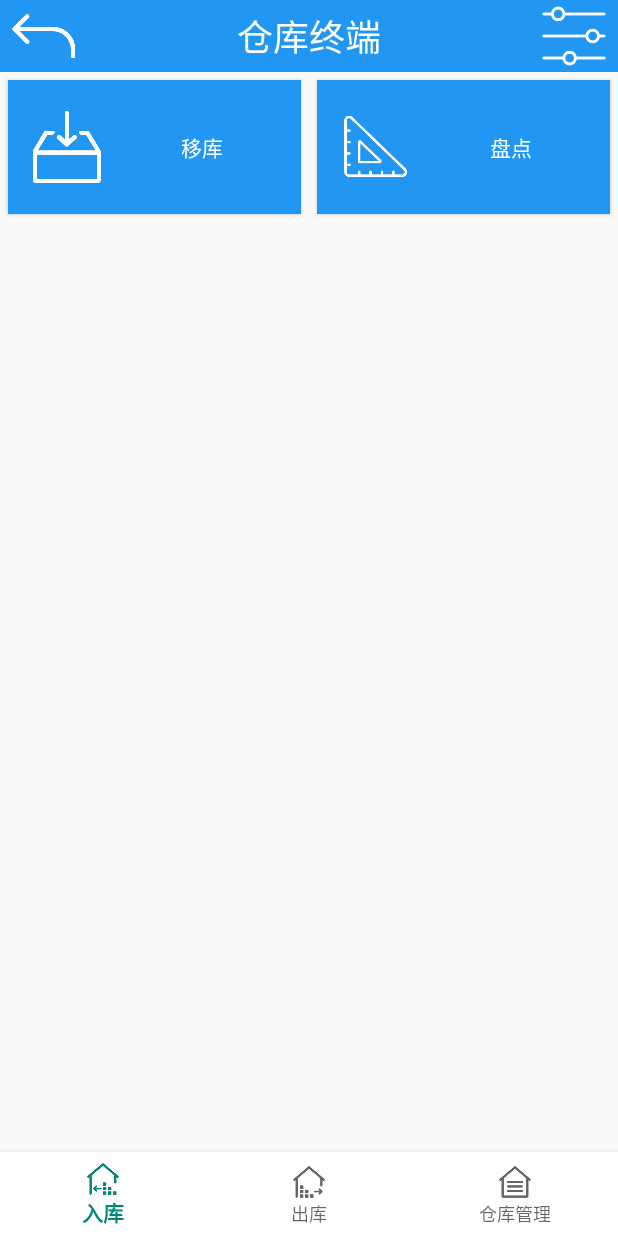
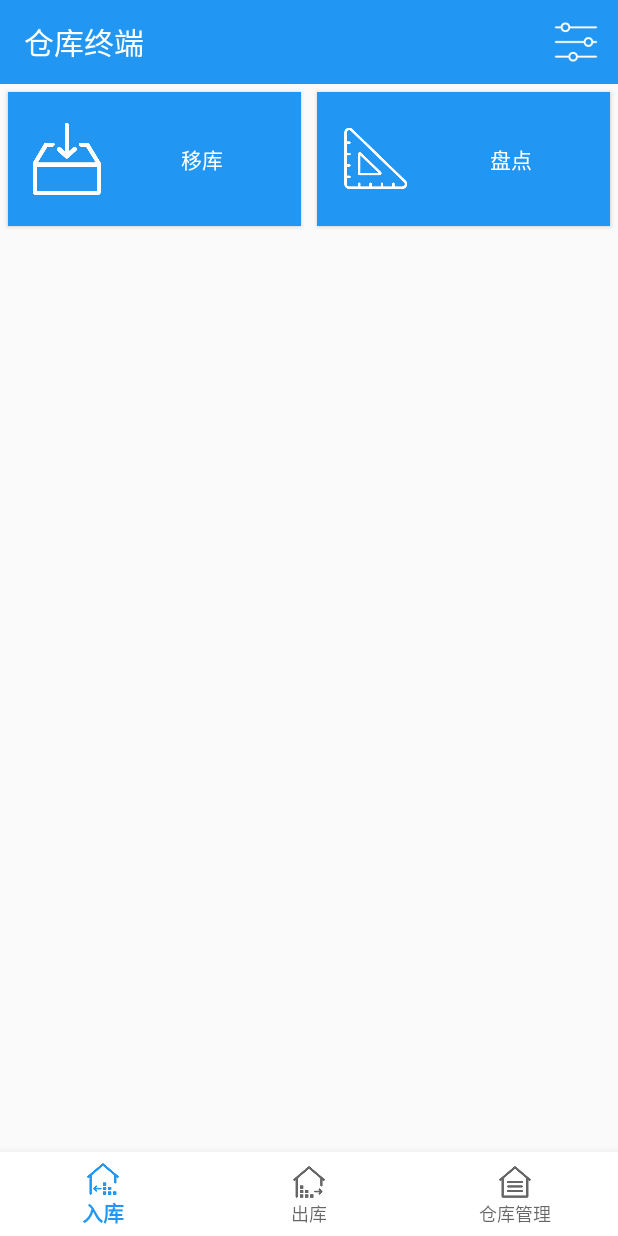
Before and after one commit to DongjianPeng/wmspda, an Android app: the fragment HomeWarehouseManagerFragment placed in its activity, on a phone screen of 412 x 824 dp. Run offline under Robolectric (Android 15) with nearby library versions, the phone set to English and light mode, and no system bars.

Commit message:
edit toolbar

```diff
--- a/app/src/main/AndroidManifest.xml
+++ b/app/src/main/AndroidManifest.xml
@@ -43,6 +43,7 @@
         <activity android:name=".activity.inbound.QcActivity" />
         <activity android:name=".activity.inbound.MeasureActivity" />
         <activity android:name=".activity.inbound.ArrivalActivity" />
+        <activity android:name=".activity.setting.SettingActivity" />
     </application>
 
 </manifest>
--- a/app/src/main/java/cn/starpost/wmspda/activity/common/BaseActivity.java
+++ b/app/src/main/java/cn/starpost/wmspda/activity/common/BaseActivity.java
@@ -86,7 +86,7 @@ public abstract class BaseActivity extends AppCompatActivity implements View.OnC
         Log.d(TAG, "onResume: ");
         super.onResume();
         if (getClass().getName().equals(HomeActivity.class.getName())) {
-            LoginService.checkLogin(this);
+//            LoginService.checkLogin(this);
         }
     }
 
--- a/app/src/main/java/cn/starpost/wmspda/activity/home/HomeActivity.java
+++ b/app/src/main/java/cn/starpost/wmspda/activity/home/HomeActivity.java
@@ -19,6 +19,11 @@ public class HomeActivity extends BaseActivity {
 
     private BottomNavigationView bottomNavigationView;
 
+    private Fragment homeInboundFragment = new HomeInboundFragment();
+    private Fragment homeOutboundFragment = new HomeOutboundFragment();
+    private Fragment homeWarehouseManagerFragment = new HomeWarehouseManagerFragment();
+
+
     @Override
     protected void onCreate(Bundle savedInstanceState) {
         super.onCreate(savedInstanceState);
@@ -26,7 +31,7 @@ public class HomeActivity extends BaseActivity {
 
 
         bindWidgetAndEvent(savedInstanceState);
-        replaceFragment(new HomeInboundFragment());
+        replaceFragment(homeInboundFragment);
 
     }
 
@@ -39,15 +44,15 @@ public class HomeActivity extends BaseActivity {
 
                 switch (menuItem.getItemId()) {
                     case R.id.me_bottom_inbound: {
-                        replaceFragment(new HomeInboundFragment());
+                        replaceFragment(homeInboundFragment);
                     }
                     break;
                     case R.id.me_bottom_outbound: {
-                        replaceFragment(new HomeOutboundFragment());
+                        replaceFragment(homeOutboundFragment);
                     }
                     break;
                     case R.id.me_bottom_manager: {
-                        replaceFragment(new HomeWarehouseManagerFragment());
+                        replaceFragment(homeWarehouseManagerFragment);
                     }
                     break;
                     default:
--- a/app/src/main/java/cn/starpost/wmspda/activity/home/subset/HomeWarehouseManagerFragment.java
+++ b/app/src/main/java/cn/starpost/wmspda/activity/home/subset/HomeWarehouseManagerFragment.java
@@ -4,7 +4,12 @@ import android.os.Bundle;
 import android.support.annotation.NonNull;
 import android.support.annotation.Nullable;
 import android.support.v4.app.Fragment;
+import android.support.v7.app.AppCompatActivity;
+import android.support.v7.widget.Toolbar;
 import android.view.LayoutInflater;
+import android.view.Menu;
+import android.view.MenuInflater;
+import android.view.MenuItem;
 import android.view.View;
 import android.view.ViewGroup;
 
@@ -15,6 +20,24 @@ public class HomeWarehouseManagerFragment extends Fragment {
     @Override
     public View onCreateView(@NonNull LayoutInflater inflater, @Nullable ViewGroup container, @Nullable Bundle savedInstanceState) {
         View view = inflater.inflate(R.layout.home_warehouse_manager_fragment, container, false);
+        Toolbar toolbar = view.findViewById(R.id.toolbar);
+        ((AppCompatActivity) getActivity()).setSupportActionBar(toolbar);
+        setHasOptionsMenu(true);
         return view;
     }
+
+    @Override
+    public void onCreateOptionsMenu(Menu menu, MenuInflater inflater) {
+        menu.clear();
+        inflater.inflate(R.menu.tool_bar, menu);
+    }
+
+    @Override
+    public boolean onOptionsItemSelected(MenuItem item) {
+        switch (item.getItemId()) {
+
+            default:
+        }
+        return true;
+    }
 }
--- a/app/src/main/java/cn/starpost/wmspda/activity/login/LoginActivity.java
+++ b/app/src/main/java/cn/starpost/wmspda/activity/login/LoginActivity.java
@@ -13,6 +13,7 @@ import cn.starpost.wmspda.activity.common.BaseActivity;
 import cn.starpost.wmspda.config.AppConfig;
 import cn.starpost.wmspda.util.http.HTTPUtil;
 import cn.starpost.wmspda.util.http.HttpCallBackListener;
+import cn.starpost.wmspda.util.http.HttpResponse;
 import cn.starpost.wmspda.util.widget.RegexMode;
 import cn.starpost.wmspda.util.widget.WidgetContentUtil;
 
@@ -79,7 +80,7 @@ public class LoginActivity extends BaseActivity {
 
                 new HTTPUtil(new HttpCallBackListener() {
                     @Override
-                    public void httpCallBack() {
+                    public void httpCallBack(HttpResponse response) {
 
                     }
                 }).doPost(AppConfig.wmsUrl + "v2/pda/check-login", "ddd");
--- a/app/src/main/java/cn/starpost/wmspda/service/login/LoginService.java
+++ b/app/src/main/java/cn/starpost/wmspda/service/login/LoginService.java
@@ -12,6 +12,6 @@ public class LoginService {
     public static boolean checkLogin(BaseActivity activity) {
 
         activity.openNewActivity(LoginActivity.class);
-        return false;
+        return true;
     }
 }
--- a/app/src/main/res/layout/home_warehouse_manager_fragment.xml
+++ b/app/src/main/res/layout/home_warehouse_manager_fragment.xml
@@ -1,12 +1,21 @@
 <?xml version="1.0" encoding="utf-8"?>
-<LinearLayout xmlns:android="http://schemas.android.com/apk/res/android"
+<android.support.v4.widget.DrawerLayout xmlns:android="http://schemas.android.com/apk/res/android"
+    xmlns:app="http://schemas.android.com/apk/res-auto"
+    android:layout_width="match_parent"
+    android:layout_height="match_parent">
+
+    <LinearLayout
         android:layout_width="match_parent"
         android:layout_height="match_parent"
         android:orientation="vertical">
 
-    <cn.starpost.wmspda.activity.common.NavigatorLayout
+        <android.support.v7.widget.Toolbar
+            android:id="@+id/toolbar"
             android:layout_width="match_parent"
-        android:layout_height="wrap_content"></cn.starpost.wmspda.activity.common.NavigatorLayout>
+            android:layout_height="?attr/actionBarSize"
+            android:background="?attr/colorPrimary"
+            android:theme="@style/ThemeOverlay.AppCompat.Dark.ActionBar"
+            app:popupTheme="@style/ThemeOverlay.AppCompat.Light"></android.support.v7.widget.Toolbar>
 
         <ScrollView xmlns:android="http://schemas.android.com/apk/res/android"
             android:layout_width="match_parent"
@@ -50,5 +59,13 @@
 
 
         </ScrollView>
+    </LinearLayout>
 
-</LinearLayout>
+    <android.support.design.widget.NavigationView
+        android:layout_width="match_parent"
+        android:layout_height="match_parent"
+        android:layout_gravity="right"
+        app:menu="@menu/setting" />
+
+
+</android.support.v4.widget.DrawerLayout>
--- a/app/src/main/res/menu/setting.xml
+++ b/app/src/main/res/menu/setting.xml
@@ -1,23 +1,23 @@
 <?xml version="1.0" encoding="utf-8"?>
 <menu xmlns:android="http://schemas.android.com/apk/res/android">
     <item
-        android:id="@+id/me_profile"
-        android:title="Profile" />
-
-
+        android:id="@+id/me_setting_1"
+        android:icon="@mipmap/settings_white"
+        android:title="Setting" />
     <item
-        android:id="@+id/me_check_update"
-        android:title="Check Update" />
-
+        android:id="@+id/me_setting_2"
+        android:icon="@mipmap/settings_white"
+        android:title="Setting" />
     <item
-        android:id="@+id/me_about"
-        android:title="About" />
-
+        android:id="@+id/me_setting_3"
+        android:icon="@mipmap/settings_white"
+        android:title="Setting" />
     <item
-        android:id="@+id/me_switch_warehouse"
-        android:title="Switch Organization &amp; Warehouse" />
-
+        android:id="@+id/me_setting_4"
+        android:icon="@mipmap/settings_white"
+        android:title="Setting" />
     <item
-        android:id="@+id/me_login_out"
-        android:title="Login Out" />
+        android:id="@+id/me_setting_5"
+        android:icon="@mipmap/settings_white"
+        android:title="Setting" />
 </menu>
--- /dev/null
+++ b/app/src/main/res/menu/tool_bar.xml
@@ -0,0 +1,11 @@
+<?xml version="1.0" encoding="utf-8"?>
+<menu xmlns:android="http://schemas.android.com/apk/res/android"
+    xmlns:app="http://schemas.android.com/apk/res-auto">
+
+    <item
+        android:id="@+id/me_tool_bar_open_setting"
+        android:icon="@mipmap/settings_white"
+        android:title="Setting"
+        app:showAsAction="always" />
+
+</menu>
--- a/app/src/main/res/values/styles.xml
+++ b/app/src/main/res/values/styles.xml
@@ -1,9 +1,9 @@
 <resources>
 
     <!-- Base application theme. -->
-    <style name="AppTheme" parent="Theme.AppCompat.Light.DarkActionBar">
+    <style name="AppTheme" parent="Theme.AppCompat.Light.NoActionBar">
         <!-- Customize your theme here. -->
-        <item name="colorPrimary">@color/colorPrimary</item>
+        <item name="colorPrimary">@color/navigatorBackgroundColor</item>
         <item name="colorPrimaryDark">@color/colorPrimaryDark</item>
         <item name="colorAccent">@color/colorAccent</item>
     </style>
--- a/gradle.properties
+++ b/gradle.properties
@@ -5,7 +5,7 @@
 # For more details on how to configure your build environment visit
 # http://www.gradle.org/docs/current/userguide/build_environment.html
 # Specifies the JVM arguments used for the daemon process.
-# The setting is particularly useful for tweaking memory settings.
+# The tool_bar is particularly useful for tweaking memory settings.
 org.gradle.jvmargs=-Xmx1536m
 # When configured, Gradle will run in incubating parallel mode.
 # This option should only be used with decoupled projects. More details, visit
```
Also changed, not shown: app/src/main/java/cn/starpost/wmspda/activity/common/NavigatorLayout.java (+14 -1 lines), app/src/main/java/cn/starpost/wmspda/activity/setting/SettingActivity.java (added, +16 -0 lines), app/src/main/java/cn/starpost/wmspda/activity/setting/about/SettingActivity.java (deleted, +0 -7 lines), app/src/main/res/layout/setting_main_activity.xml (added, +11 -0 lines), 1 other file. Lines whose indentation alone changed are shown as unchanged.
